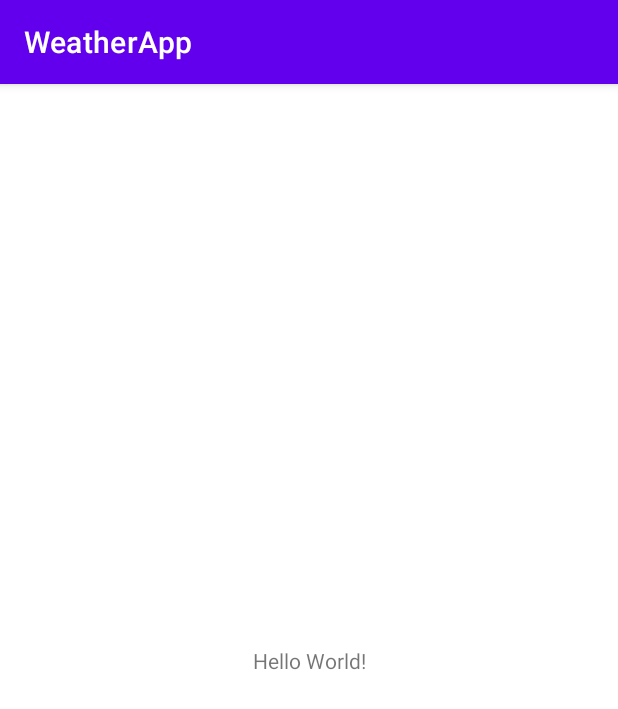
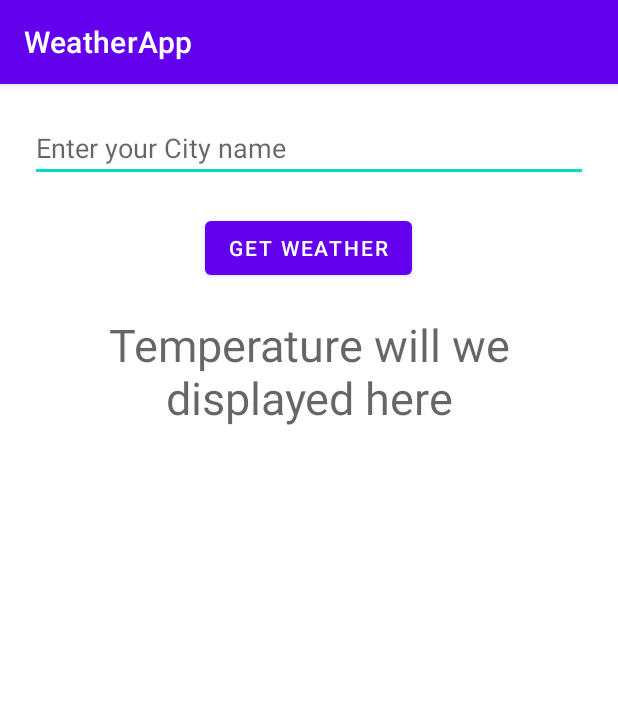
Before and after one commit to Minhaj171/WeatherApp, an Android app: the screen it shows after launch (MainActivity), on a phone screen of 412 x 824 dp. Shown: the top 709 px of the screen. Run offline under Robolectric (Android 15) with nearby library versions, the phone set to English and light mode, and no system bars.

Commit message:
weather fetch from api

```diff
--- a/app/src/main/AndroidManifest.xml
+++ b/app/src/main/AndroidManifest.xml
@@ -1,6 +1,12 @@
 <?xml version="1.0" encoding="utf-8"?>
 <manifest xmlns:android="http://schemas.android.com/apk/res/android"
     package="com.example.weatherapp">
+
+    <uses-permission android:name="android.permission.INTERNET"/>
+    <uses-permission android:name="android.permission.ACCESS_FINE_LOCATION"/>
+    <uses-permission android:name="android.permission.ACCESS_COARSE_LOCATION"/>
+
+
 
     <application
         android:allowBackup="true"
--- a/app/src/main/java/com/example/weatherapp/endpoints/IWeatherData.java
+++ b/app/src/main/java/com/example/weatherapp/endpoints/IWeatherData.java
@@ -1,7 +1,7 @@
 package com.example.weatherapp.endpoints;
 
-import com.example.weatherapp.models.CheckWeather;
-import com.example.weatherapp.models.JsonResponse;
+import com.example.weatherapp.models.allweather.CheckWeather;
+import com.example.weatherapp.models.primaryweather.CityWeather;
 
 import java.util.List;
 
@@ -14,8 +14,12 @@ import retrofit2.http.Query;
  */
 public interface IWeatherData {
     @GET("data/2.5/find")
-    Call<JsonResponse<List<CheckWeather>>> getWeatherList();
+    Call<List<CheckWeather>> getWeatherList(@Query("lat") Double lat, @Query("lon") Double lon, @Query("cnt") Integer cnt, @Query("api_token") String appId);
 
-//    @Query("lat") Double lat, @Query("lon") Double lon,
-//    @Query("cnt") Integer cnt, @Query("app") String appId)
+    @GET("data/2.5/weather")
+    Call<CityWeather> getCityWeather(@Query("q") String cityName, @Query("APPID") String token);
+
+    @GET("weather")
+    Call<CityWeather> getweather(@Query("q") String cityname, @Query("appid") String apikey);
+
 }
--- a/app/src/main/java/com/example/weatherapp/models/CheckWeather.java
+++ b/app/src/main/java/com/example/weatherapp/models/allweather/CheckWeather.java
@@ -1,4 +1,4 @@
-package com.example.weatherapp.models;
+package com.example.weatherapp.models.allweather;
 
 import com.google.gson.annotations.Expose;
 import com.google.gson.annotations.SerializedName;
--- a/app/src/main/java/com/example/weatherapp/models/JsonResponse.java
+++ b/app/src/main/java/com/example/weatherapp/models/allweather/JsonResponse.java
@@ -1,4 +1,4 @@
-package com.example.weatherapp.models;
+package com.example.weatherapp.models.allweather;
 
 import com.google.gson.annotations.Expose;
 import com.google.gson.annotations.SerializedName;
--- a/app/src/main/java/com/example/weatherapp/views/MainActivity.java
+++ b/app/src/main/java/com/example/weatherapp/views/MainActivity.java
@@ -1,16 +1,82 @@
 package com.example.weatherapp.views;
 
+import androidx.annotation.NonNull;
 import androidx.appcompat.app.AppCompatActivity;
 
+import android.location.LocationListener;
+import android.location.LocationManager;
 import android.os.Bundle;
+import android.util.Log;
+import android.view.View;
+import android.widget.EditText;
+import android.widget.TextView;
+import android.widget.Toast;
 
 import com.example.weatherapp.R;
+import com.example.weatherapp.endpoints.IWeatherData;
+import com.example.weatherapp.models.allweather.CheckWeather;
+import com.example.weatherapp.models.allweather.Main;
+import com.example.weatherapp.models.primaryweather.CityWeather;
+
+import java.util.List;
+
+import retrofit2.Call;
+import retrofit2.Callback;
+import retrofit2.Response;
+import retrofit2.Retrofit;
+import retrofit2.converter.gson.GsonConverterFactory;
 
 public class MainActivity extends AppCompatActivity {
+    private static final String TAG = "MainActivity";
+    IWeatherData iWeatherData;
+
+    EditText et;
+    TextView tv;
+    String url = "api.openweathermap.org/data/2.5/weather?q={city name}&appid={your api key}";
+    String apikey = "42ffe227fc17c4179df61cd165c5e1a8";
+    LocationManager manager;
+    LocationListener locationListener;
+
+
 
     @Override
     protected void onCreate(Bundle savedInstanceState) {
         super.onCreate(savedInstanceState);
         setContentView(R.layout.activity_main);
+
+        et = findViewById(R.id.et);
+        tv = findViewById(R.id.tv);
+
     }
+
+    public void getweather(View v) {
+        Retrofit retrofit = new Retrofit.Builder()
+                .baseUrl("https://api.openweathermap.org/data/2.5/")
+                .addConverterFactory(GsonConverterFactory.create())
+                .build();
+        IWeatherData myapi = retrofit.create(IWeatherData.class);
+        Call<CityWeather> examplecall = myapi.getweather(et.getText().toString().trim(), apikey);
+        examplecall.enqueue(new Callback<CityWeather>() {
+            @Override
+            public void onResponse(Call<CityWeather> call, Response<CityWeather> response) {
+                if (response.code() == 404) {
+                    Toast.makeText(MainActivity.this, "Please Enter a valid City", Toast.LENGTH_LONG).show();
+                } else if (!(response.isSuccessful())) {
+                    Toast.makeText(MainActivity.this, response.code() + " ", Toast.LENGTH_LONG).show();
+                    return;
+                }
+                CityWeather mydata = response.body();
+                Main main = mydata.getMain();
+                Double temp = main.getTemp();
+                Integer temperature = (int) (temp - 273.15);
+                tv.setText(String.valueOf(temperature) + "C");
+            }
+
+            @Override
+            public void onFailure(@NonNull Call<CityWeather> call, @NonNull Throwable t) {
+                Toast.makeText(MainActivity.this, t.getMessage(), Toast.LENGTH_LONG).show();
+            }
+        });
+    }
+
 }
--- a/app/src/main/res/layout/activity_main.xml
+++ b/app/src/main/res/layout/activity_main.xml
@@ -1,18 +1,30 @@
 <?xml version="1.0" encoding="utf-8"?>
-<androidx.constraintlayout.widget.ConstraintLayout xmlns:android="http://schemas.android.com/apk/res/android"
-    xmlns:app="http://schemas.android.com/apk/res-auto"
+<LinearLayout xmlns:android="http://schemas.android.com/apk/res/android"
     xmlns:tools="http://schemas.android.com/tools"
     android:layout_width="match_parent"
     android:layout_height="match_parent"
-    tools:context=".views.MainActivity">
+    tools:context=".views.MainActivity"
+    android:orientation="vertical"
+    android:padding="20dp">
 
-    <TextView
+    <EditText
+        android:layout_width="match_parent"
+        android:layout_height="wrap_content"
+        android:hint="Enter your City name"
+        android:id="@+id/et"/>
+    <Button
         android:layout_width="wrap_content"
         android:layout_height="wrap_content"
-        android:text="Hello World!"
-        app:layout_constraintBottom_toBottomOf="parent"
-        app:layout_constraintLeft_toLeftOf="parent"
-        app:layout_constraintRight_toRightOf="parent"
-        app:layout_constraintTop_toTopOf="parent" />
-
-</androidx.constraintlayout.widget.ConstraintLayout>
+        android:text="Get Weather"
+        android:onClick="getweather"
+        android:layout_gravity="center_horizontal"
+        android:layout_marginTop="20dp"/>
+    <TextView
+        android:layout_width="match_parent"
+        android:layout_height="wrap_content"
+        android:id="@+id/tv"
+        android:gravity="center_horizontal"
+        android:layout_marginTop="20dp"
+        android:textSize="30sp"
+        android:hint="Temperature will we displayed here"/>
+</LinearLayout>
```
Also changed, not shown: app/src/main/java/com/example/weatherapp/models/Clouds.java (deleted, +0 -13 lines), app/src/main/java/com/example/weatherapp/models/Coord.java (deleted, +0 -22 lines), app/src/main/java/com/example/weatherapp/models/Main.java (deleted, +0 -58 lines), app/src/main/java/com/example/weatherapp/models/Sys.java (deleted, +0 -13 lines), app/src/main/java/com/example/weatherapp/models/Wind.java (deleted, +0 -22 lines), app/src/main/java/com/example/weatherapp/models/allweather/Clouds.java (added, +18 -0 lines), app/src/main/java/com/example/weatherapp/models/allweather/Coord.java (added, +29 -0 lines), app/src/main/java/com/example/weatherapp/models/allweather/Main.java (added, +75 -0 lines), app/src/main/java/com/example/weatherapp/models/allweather/Sys.java (added, +62 -0 lines), app/src/main/java/com/example/weatherapp/models/allweather/Weather.java (renamed from app/src/main/java/com/example/weatherapp/models/Weather.java, +18 -7 lines), app/src/main/java/com/example/weatherapp/models/allweather/Wind.java (added, +29 -0 lines), app/src/main/java/com/example/weatherapp/models/primaryweather/CityWeather.java (added, +28 -0 lines), app/src/main/java/com/example/weatherapp/models/primaryweather/Rain.java (added, +21 -0 lines).
